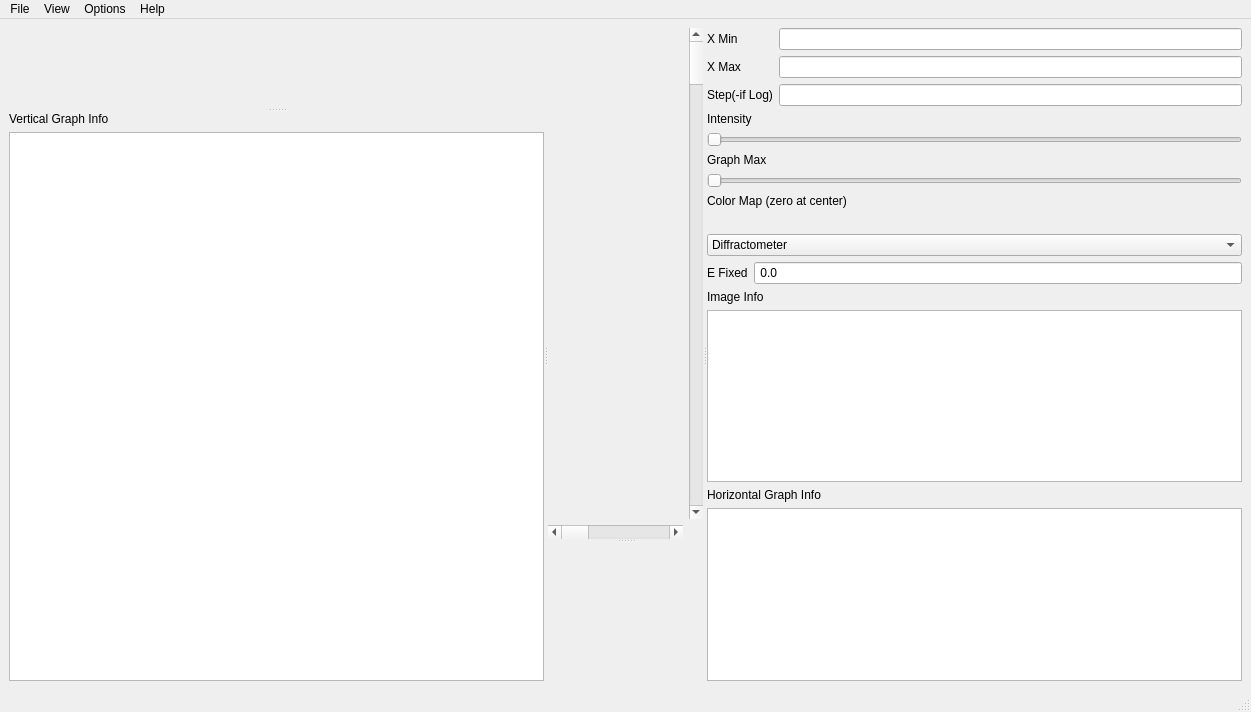
First picture: the form in Code/Mantid/MantidQt/SpectrumViewer/inc/MantidQtSpectrumViewer/SpectrumView.ui, repository mantidproject/mantid, before the edit.
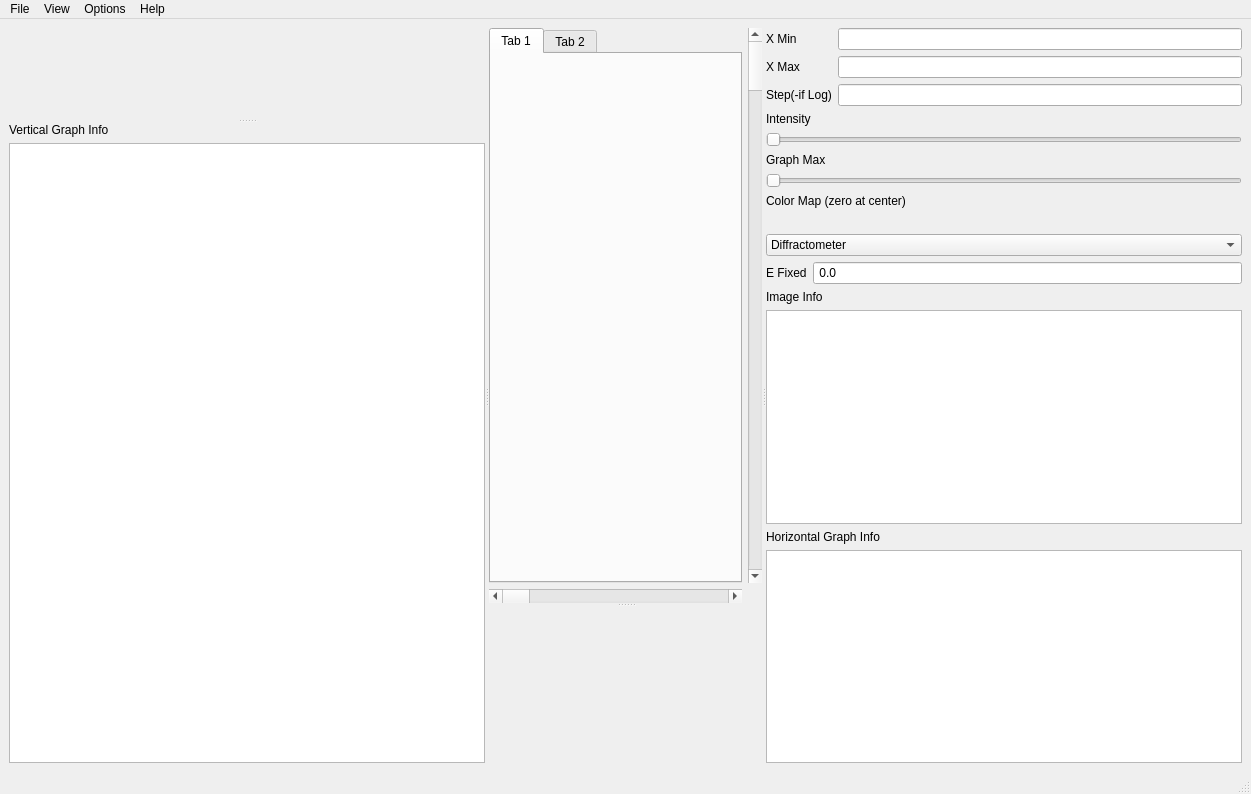
Second picture: the form after the edit. Custom widgets are drawn as their Qt base class.

Commit message: Re #10149. SpectrumView holds multiple data sets.

```diff
--- a/Code/Mantid/MantidQt/SpectrumViewer/inc/MantidQtSpectrumViewer/SpectrumView.ui
+++ b/Code/Mantid/MantidQt/SpectrumViewer/inc/MantidQtSpectrumViewer/SpectrumView.ui
@@ -7,23 +7,20 @@
     <x>0</x>
     <y>0</y>
     <width>1251</width>
-    <height>712</height>
+    <height>794</height>
    </rect>
   </property>
   <property name="windowTitle">
    <string>Image Viewer</string>
   </property>
   <widget class="QWidget" name="centralwidget">
-   <layout class="QGridLayout" name="gridLayout_5">
-    <item row="0" column="0">
+   <layout class="QHBoxLayout" name="horizontalLayout">
+    <item>
      <widget class="QSplitter" name="left_right_splitter">
       <property name="orientation">
        <enum>Qt::Horizontal</enum>
       </property>
       <widget class="QSplitter" name="vgraphSplitter">
-       <property name="enabled">
-        <bool>true</bool>
-       </property>
        <property name="orientation">
         <enum>Qt::Vertical</enum>
        </property>
@@ -63,9 +60,6 @@
        </property>
        <widget class="QWidget" name="layoutWidget">
         <layout class="QGridLayout" name="gridLayout">
-         <item row="0" column="0">
-          <widget class="QwtPlot" name="spectrumPlot"/>
-         </item>
          <item row="0" column="1">
           <widget class="QScrollBar" name="imageVerticalScrollBar">
            <property name="orientation">
@@ -73,13 +67,35 @@
            </property>
           </widget>
          </item>
-         <item row="1" column="0">
+         <item row="2" column="0">
           <widget class="QScrollBar" name="imageHorizontalScrollBar">
            <property name="orientation">
             <enum>Qt::Horizontal</enum>
            </property>
           </widget>
          </item>
+         <item row="0" column="0">
+          <widget class="QTabWidget" name="imageTabs">
+           <property name="currentIndex">
+            <number>0</number>
+           </property>
+           <widget class="QWidget" name="tab">
+            <attribute name="title">
+             <string>Tab 1</string>
+            </attribute>
+            <layout class="QVBoxLayout" name="verticalLayout">
+             <item>
+              <widget class="QwtPlot" name="spectrumPlot"/>
+             </item>
+            </layout>
+           </widget>
+           <widget class="QWidget" name="tab_2">
+            <attribute name="title">
+             <string>Tab 2</string>
+            </attribute>
+           </widget>
+          </widget>
+         </item>
         </layout>
        </widget>
        <widget class="QWidget" name="layoutWidget2">
```
Left out of the diff: 4 changed lines with no effect on the pictures. The commit also changes 9 other files.
